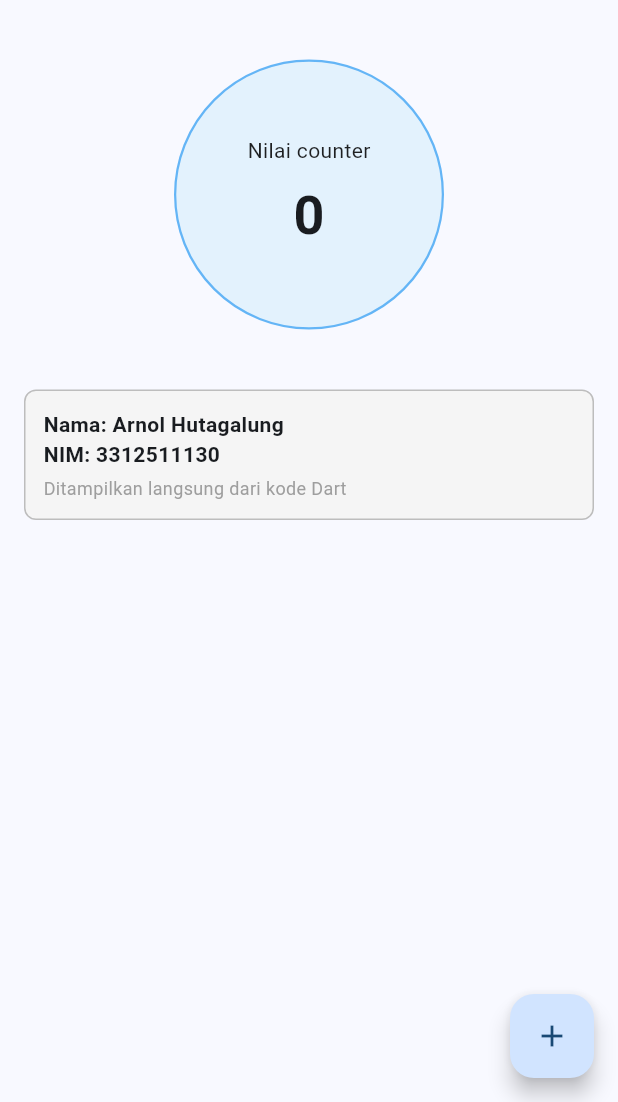
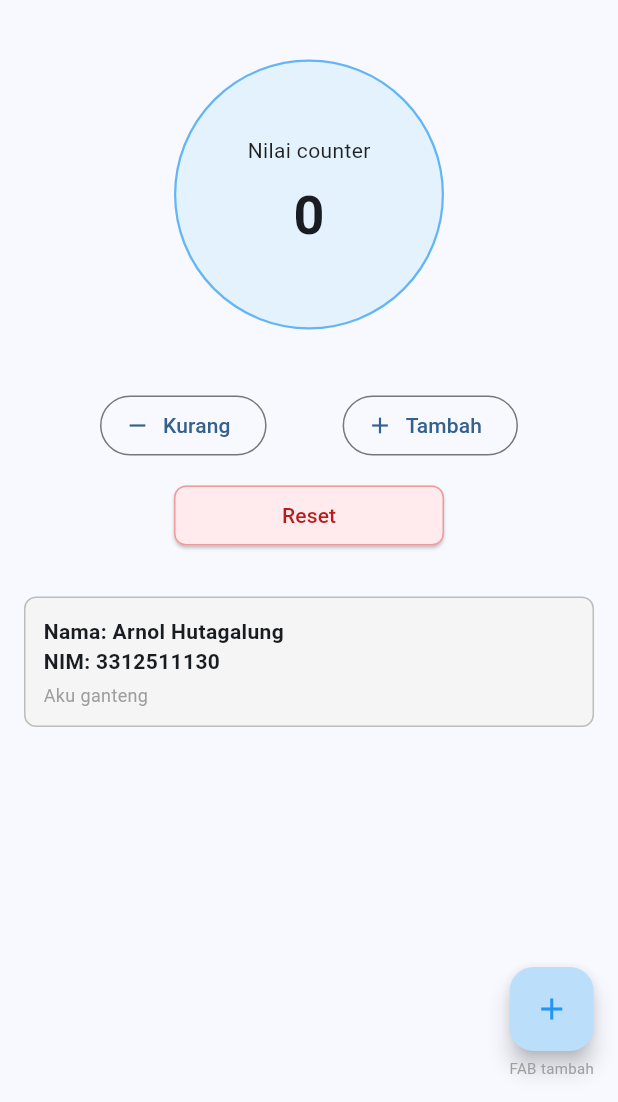
Before and after one commit to LONGAVEUS/Tugas_Mobile, a Flutter app: the screen it shows after launch, on a phone screen of 412 x 824 dp, the part 134-1236 px from its top. Run offline on Flutter 3.47's test engine with Material 3 defaults, Android fonts, the phone set to English and light mode, and no system bars.

Commit message:
Penambahan fitur tombol kurang, reset dan penyesuaian FAB nya

```diff
--- a/lib/main.dart
+++ b/lib/main.dart
@@ -35,9 +35,26 @@ class _MyHomePageState extends State<MyHomePage> {
 
   int _counter = 0;
 
+  // Menambah angka counter
   void _incrementCounter() {
     setState(() {
       _counter++;
+    });
+  }
+
+  // Mengurangi angka counter
+  void _decrementCounter() {
+    setState(() {
+      if (_counter > 0) {
+        _counter--;
+      }
+    });
+  }
+
+  // Mereset angka counter ke 0
+  void _resetCounter() {
+    setState(() {
+      _counter = 0;
     });
   }
 
@@ -50,7 +67,7 @@ class _MyHomePageState extends State<MyHomePage> {
           child: Column(
             crossAxisAlignment: CrossAxisAlignment.stretch,
             children: [
-              // Header aplikasi dengan Nama dan NIM
+              // Header aplikasi dengan Nama dan NIM dari variabel
               Container(
                 padding: const EdgeInsets.all(12.0),
                 decoration: BoxDecoration(
@@ -82,7 +99,7 @@ class _MyHomePageState extends State<MyHomePage> {
 
               const SizedBox(height: 40),
 
-              // Tampilan angka counter
+              // Tampilan angka counter bentuk lingkaran
               Center(
                 child: Container(
                   width: 180,
@@ -116,6 +133,46 @@ class _MyHomePageState extends State<MyHomePage> {
 
               const SizedBox(height: 40),
 
+              // Tombol Kurang dan Tambah
+              Row(
+                mainAxisAlignment: MainAxisAlignment.spaceEvenly,
+                children: [
+                  OutlinedButton.icon(
+                    onPressed: _decrementCounter,
+                    icon: const Icon(Icons.remove),
+                    label: const Text('Kurang'),
+                  ),
+                  OutlinedButton.icon(
+                    onPressed: _incrementCounter,
+                    icon: const Icon(Icons.add),
+                    label: const Text('Tambah'),
+                  ),
+                ],
+              ),
+
+              const SizedBox(height: 12),
+
+              // Tombol Reset
+              Center(
+                child: SizedBox(
+                  width: 180,
+                  child: ElevatedButton(
+                    onPressed: _resetCounter,
+                    style: ElevatedButton.styleFrom(
+                      backgroundColor: Colors.red.shade50,
+                      foregroundColor: Colors.red.shade900,
+                      side: BorderSide(color: Colors.red.shade200),
+                      shape: RoundedRectangleBorder(
+                        borderRadius: BorderRadius.circular(8.0),
+                      ),
+                    ),
+                    child: const Text('Reset'),
+                  ),
+                ),
+              ),
+
+              const SizedBox(height: 30),
+
               // Kotak info identitas bawah
               Container(
                 padding: const EdgeInsets.all(12.0),
@@ -137,7 +194,7 @@ class _MyHomePageState extends State<MyHomePage> {
                     ),
                     const SizedBox(height: 4),
                     const Text(
-                      'Ditampilkan langsung dari kode Dart',
+                      'Aku ganteng',
                       style: TextStyle(fontSize: 12, color: Colors.grey),
                     ),
                   ],
@@ -147,9 +204,22 @@ class _MyHomePageState extends State<MyHomePage> {
           ),
         ),
       ),
-      floatingActionButton: FloatingActionButton(
-        onPressed: _incrementCounter,
-        child: const Icon(Icons.add),
+
+      floatingActionButton: Column(
+        mainAxisSize: MainAxisSize.min,
+        children: [
+          FloatingActionButton(
+            onPressed: _incrementCounter,
+            backgroundColor: Colors.blue.shade100,
+            mini: false,
+            child: const Icon(Icons.add, color: Colors.blue),
+          ),
+          const SizedBox(height: 4),
+          const Text(
+            'FAB tambah',
+            style: TextStyle(fontSize: 10, color: Colors.grey),
+          ),
+        ],
       ),
     );
   }
```
